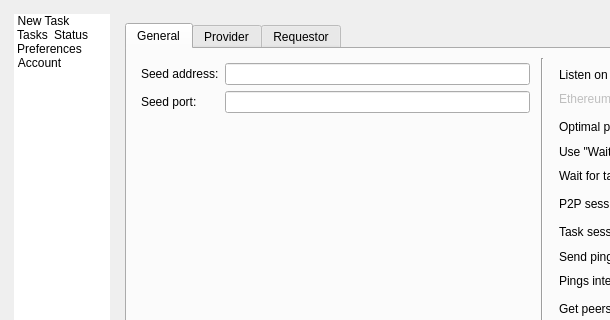
Above: gnr/ui/AppMainWindow.ui from golemfactory/clay before the change; both pictures show x 0 to 610 and y 0 to 320 of the 983 by 737 pixel window. Below: the same form after it.
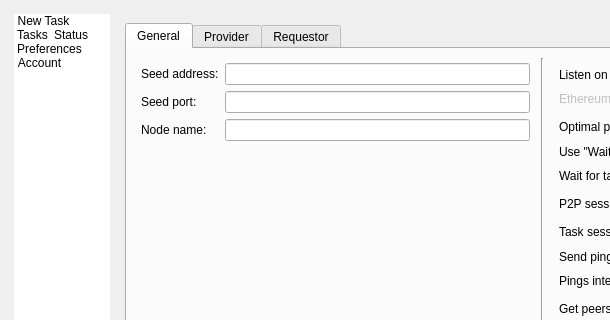
That is the form after the change. The open tabs and pages were chosen to show the change. Icons and pictures are not drawn. Custom widgets are drawn as their Qt base class.

Commit message: read and save name from properties

Patch:
```diff
--- a/gnr/ui/AppMainWindow.ui
+++ b/gnr/ui/AppMainWindow.ui
@@ -1827,6 +1827,16 @@
                     <item row="1" column="1">
                      <widget class="QLineEdit" name="hostIPLineEdit"/>
                     </item>
+                    <item row="2" column="0">
+                     <widget class="QLabel" name="nodeNameLabel_2">
+                      <property name="text">
+                       <string>Node name:</string>
+                      </property>
+                     </widget>
+                    </item>
+                    <item row="2" column="1">
+                     <widget class="QLineEdit" name="nodeNameLineEdit"/>
+                    </item>
                    </layout>
                   </item>
                  </layout>
```
Left out of the diff: 24 changed lines with no effect on the pictures. The commit also changes 1 other file.
